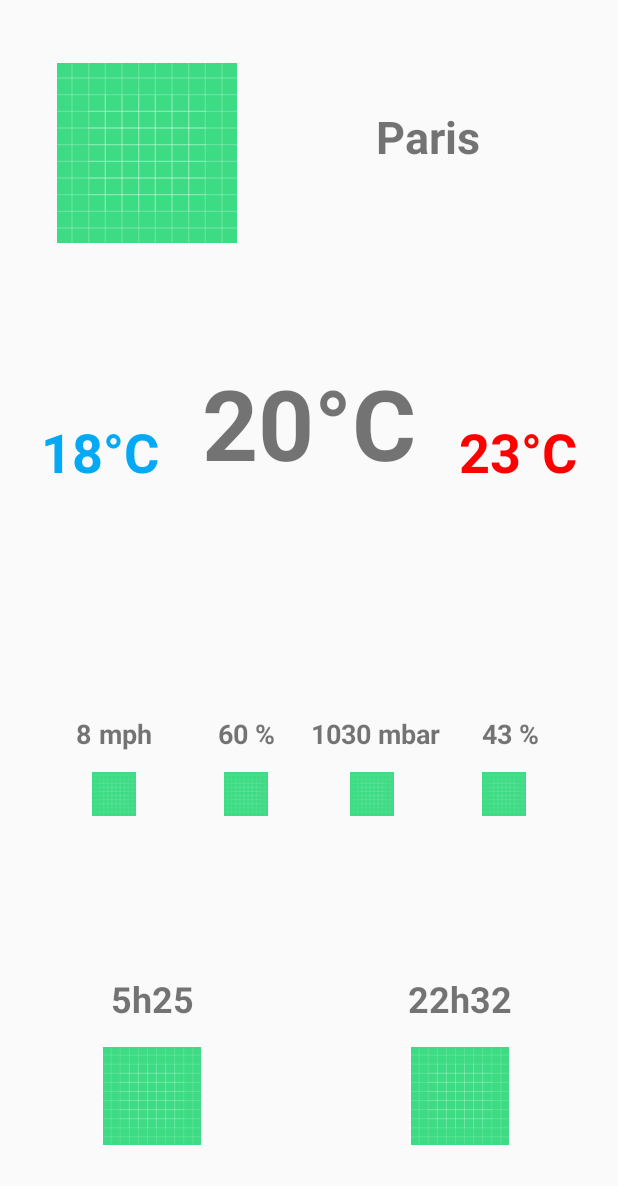
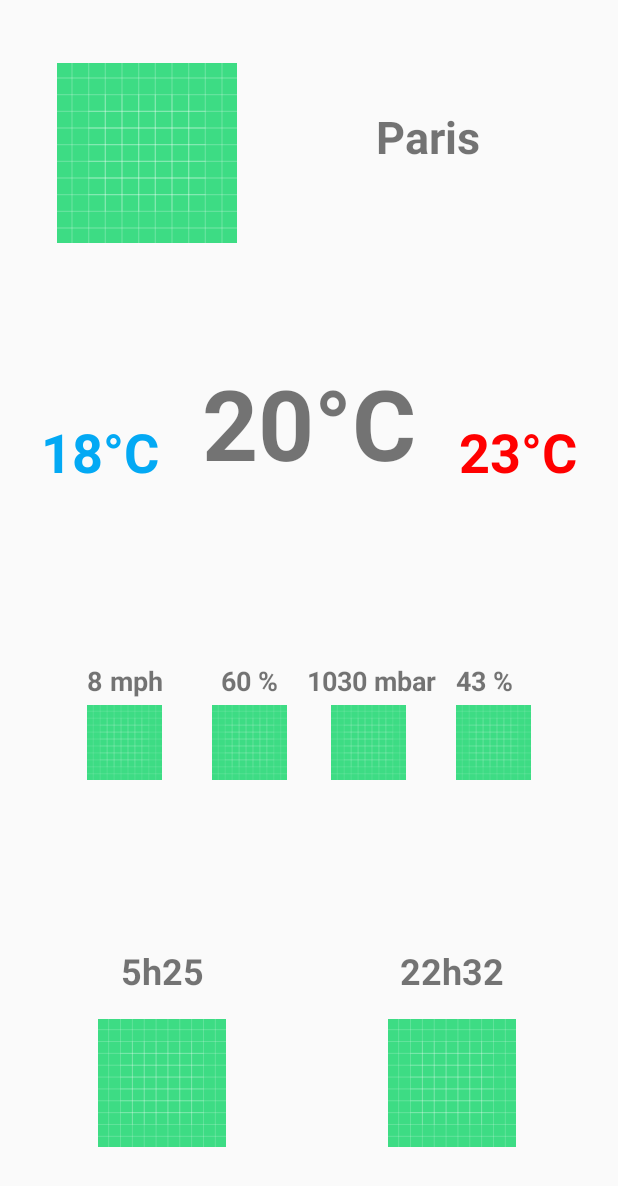
Before and after one commit to Eythan99/WeatherApp, an Android app: the layout activity_detail.xml on its own in the app's theme, with its tools: preview values and no code run, on a phone screen of 412 x 824 dp. Shown: the top 1186 px of the screen. Run offline under Robolectric (Android 15) with nearby library versions, the phone set to English and light mode, and no system bars.

Commit message:
Fin - Fin de l'application

```diff
--- a/app/src/main/java/com/example/weatherapp/presentation/controller/MainController.java
+++ b/app/src/main/java/com/example/weatherapp/presentation/controller/MainController.java
@@ -13,7 +13,6 @@
 import androidx.core.app.ActivityCompat;
 
 import com.example.weatherapp.Constants;
-import com.example.weatherapp.data.WeatherApi;
 import com.example.weatherapp.presentation.Injection;
 import com.example.weatherapp.presentation.model.Place;
 import com.example.weatherapp.presentation.model.RestWeatherResponse;
@@ -29,9 +28,6 @@
 import retrofit2.Call;
 import retrofit2.Callback;
 import retrofit2.Response;
-import retrofit2.Retrofit;
-import retrofit2.converter.gson.GsonConverterFactory;
-
 public class MainController implements LocationListener {
 
     private SharedPreferences sharedPreferences;
--- a/app/src/main/java/com/example/weatherapp/presentation/view/DetailActivity.java
+++ b/app/src/main/java/com/example/weatherapp/presentation/view/DetailActivity.java
@@ -81,6 +81,11 @@
         txtVisibility.setText(weather.getVisibility()+" %");
         txtVent.setText(weather.getWind_speed()+" mph");
 
+        Picasso.get().load("https://github.com/Eythan99/WeatherApp/blob/master/Image/Barometric_Pressure-512.png?raw=true").into(imagePressure);
+        Picasso.get().load("https://github.com/Eythan99/WeatherApp/blob/master/Image/humidity.png?raw=true").into(imageHumidity);
+        Picasso.get().load("https://github.com/Eythan99/WeatherApp/blob/master/Image/eye-visibility.png?raw=true").into(imageVisibility);
+        Picasso.get().load("https://github.com/Eythan99/WeatherApp/blob/master/Image/wind-sign.png?raw=true").into(imageVent);
+
     }
 
 }
--- a/app/src/main/res/layout/activity_detail.xml
+++ b/app/src/main/res/layout/activity_detail.xml
@@ -8,8 +8,8 @@
 
     <ImageView
         android:id="@+id/couche"
-        android:layout_width="65dp"
-        android:layout_height="65dp"
+        android:layout_width="85dp"
+        android:layout_height="85dp"
         app:layout_constraintBottom_toBottomOf="parent"
         app:layout_constraintEnd_toEndOf="parent"
         app:layout_constraintHorizontal_bias="0.791"
@@ -20,8 +20,8 @@
 
     <ImageView
         android:id="@+id/leve"
-        android:layout_width="65dp"
-        android:layout_height="65dp"
+        android:layout_width="85dp"
+        android:layout_height="85dp"
         app:layout_constraintBottom_toBottomOf="parent"
         app:layout_constraintEnd_toEndOf="parent"
         app:layout_constraintHorizontal_bias="0.199"
@@ -120,22 +120,22 @@
         app:layout_constraintStart_toStartOf="parent" />
 
     <ImageView
-        android:id="@+id/imageHumidity"
-        android:layout_width="29dp"
-        android:layout_height="31dp"
+        android:id="@+id/imagePression"
+        android:layout_width="50dp"
+        android:layout_height="50dp"
         app:layout_constraintBottom_toBottomOf="parent"
         app:layout_constraintEnd_toEndOf="parent"
-        app:layout_constraintHorizontal_bias="0.39"
+        app:layout_constraintHorizontal_bias="0.61"
         app:layout_constraintStart_toStartOf="parent"
         app:layout_constraintTop_toTopOf="parent"
-        app:layout_constraintVertical_bias="0.648"
+        app:layout_constraintVertical_bias="0.607"
         app:srcCompat="@drawable/ic_launcher_background" />
 
     <TextView
         android:id="@+id/visibility"
         android:layout_width="wrap_content"
         android:layout_height="wrap_content"
-        android:layout_marginBottom="12dp"
+        android:layout_marginBottom="4dp"
         android:text="43 %"
         android:textSize="18sp"
         android:textStyle="bold"
@@ -148,7 +148,7 @@
         android:id="@+id/humidity"
         android:layout_width="wrap_content"
         android:layout_height="wrap_content"
-        android:layout_marginBottom="12dp"
+        android:layout_marginBottom="4dp"
         android:text="60 %"
         android:textSize="18sp"
         android:textStyle="bold"
@@ -160,60 +160,62 @@
         android:id="@+id/pression"
         android:layout_width="wrap_content"
         android:layout_height="wrap_content"
-        android:layout_marginBottom="12dp"
+        android:layout_marginBottom="4dp"
         android:text=" 1030 mbar"
         android:textSize="18sp"
         android:textStyle="bold"
         app:layout_constraintBottom_toTopOf="@+id/imagePression"
         app:layout_constraintEnd_toEndOf="@+id/imagePression"
+        app:layout_constraintHorizontal_bias="0.511"
         app:layout_constraintStart_toStartOf="@+id/imagePression" />
 
     <ImageView
         android:id="@+id/imageVisibility"
-        android:layout_width="29dp"
-        android:layout_height="31dp"
+        android:layout_width="50dp"
+        android:layout_height="50dp"
         app:layout_constraintBottom_toBottomOf="parent"
         app:layout_constraintEnd_toEndOf="parent"
         app:layout_constraintHorizontal_bias="0.84"
         app:layout_constraintStart_toStartOf="parent"
         app:layout_constraintTop_toTopOf="parent"
-        app:layout_constraintVertical_bias="0.648"
+        app:layout_constraintVertical_bias="0.607"
+        app:srcCompat="@drawable/ic_launcher_background" />
+
+    <ImageView
+        android:id="@+id/imageHumidity"
+        android:layout_width="50dp"
+        android:layout_height="50dp"
+        app:layout_constraintBottom_toBottomOf="parent"
+        app:layout_constraintEnd_toEndOf="parent"
+        app:layout_constraintHorizontal_bias="0.39"
+        app:layout_constraintStart_toStartOf="parent"
+        app:layout_constraintTop_toTopOf="parent"
+        app:layout_constraintVertical_bias="0.607"
         app:srcCompat="@drawable/ic_launcher_background" />
 
     <TextView
         android:id="@+id/vent"
         android:layout_width="wrap_content"
         android:layout_height="wrap_content"
-        android:layout_marginBottom="12dp"
+        android:layout_marginBottom="4dp"
         android:text="8 mph"
         android:textSize="18sp"
         android:textStyle="bold"
         app:layout_constraintBottom_toTopOf="@+id/imageVent"
         app:layout_constraintEnd_toEndOf="@+id/imageVent"
+        app:layout_constraintHorizontal_bias="0.0"
         app:layout_constraintStart_toStartOf="@+id/imageVent" />
 
     <ImageView
         android:id="@+id/imageVent"
-        android:layout_width="29dp"
-        android:layout_height="31dp"
+        android:layout_width="50dp"
+        android:layout_height="50dp"
         app:layout_constraintBottom_toBottomOf="parent"
         app:layout_constraintEnd_toEndOf="parent"
         app:layout_constraintHorizontal_bias="0.16"
         app:layout_constraintStart_toStartOf="parent"
         app:layout_constraintTop_toTopOf="parent"
-        app:layout_constraintVertical_bias="0.648"
-        app:srcCompat="@drawable/ic_launcher_background" />
-
-    <ImageView
-        android:id="@+id/imagePression"
-        android:layout_width="29dp"
-        android:layout_height="31dp"
-        app:layout_constraintBottom_toBottomOf="parent"
-        app:layout_constraintEnd_toEndOf="parent"
-        app:layout_constraintHorizontal_bias="0.61"
-        app:layout_constraintStart_toStartOf="parent"
-        app:layout_constraintTop_toTopOf="parent"
-        app:layout_constraintVertical_bias="0.648"
+        app:layout_constraintVertical_bias="0.607"
         app:srcCompat="@drawable/ic_launcher_background" />
 
 </androidx.constraintlayout.widget.ConstraintLayout>
```
